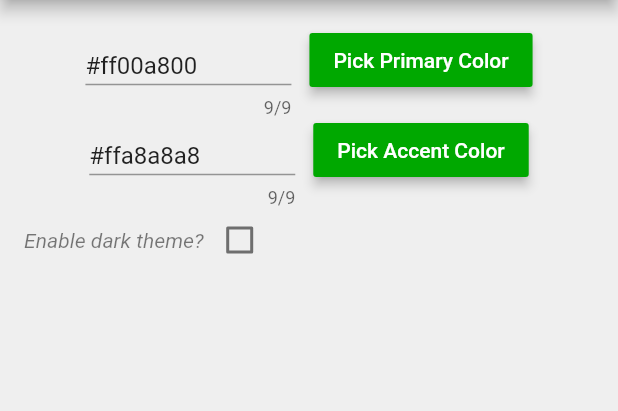
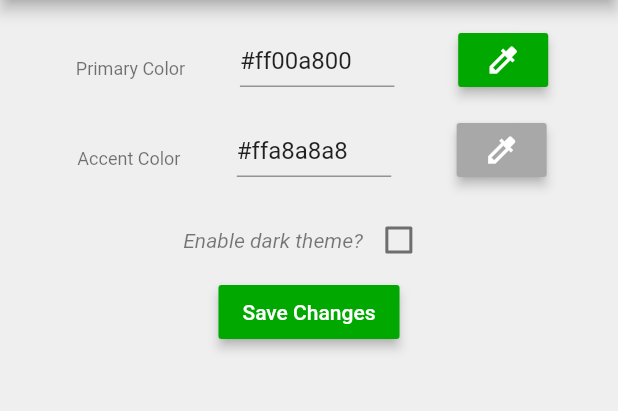
Before and after one commit to kozzer/lists-flutter, a Flutter app: the UserSettingsPage screen opened directly, on a phone screen of 412 x 824 dp, the part 84-495 px from its top. Run offline on Flutter 3.47's test engine with Material 2 defaults, Android fonts, the phone set to English and light mode, and no system bars; our stand-ins replace flutter_colorpicker, flutter_svg, sqflite; missing offline and left inert: flutter_iconpicker, flutter_reorderable_list; accounts and stored records are empty; project files that could hold a hidden picture were left out.

Commit message:
Color picker and settings screen refinements

```diff
--- a/lib/ui/pages/UserSettingsPage.dart
+++ b/lib/ui/pages/UserSettingsPage.dart
@@ -19,26 +19,44 @@ class _UserSettingsPageState extends State<UserSettingsPage> {
   Color _accentColor;
   bool _isDarkTheme;
 
+  TextEditingController primaryColorTextController;
+  TextEditingController accentColorTextController;
+
   @override
   void initState() {
-    _primaryColor = Theme.of(widget._context).primaryColor;
-    _accentColor  = Theme.of(widget._context).accentColor;
-    _isDarkTheme  = ScopedModel.of<ListsScopedModel>(widget._context).listsTheme.isDark;
+    final listsTheme = ScopedModel.of<ListsScopedModel>(widget._context).listsTheme;
+    _primaryColor = listsTheme.primaryColor;
+    _accentColor  = listsTheme.accentColor;
+    _isDarkTheme  = listsTheme.isDark;
+
+    primaryColorTextController = TextEditingController(text: '#${_primaryColor.value.toRadixString(16)}');
+    accentColorTextController  = TextEditingController(text: '#${_accentColor.value.toRadixString(16)}');
+
     super.initState();
+  }
+
+  void _saveChanges(){
+    final model = ScopedModel.of<ListsScopedModel>(context);
+    model.setThemePrimaryColor(_primaryColor);
+    model.setThemeAccentColor(_accentColor);
+    model.setIsDarkTheme(_isDarkTheme);
+    Navigator.of(context).pop();
   }
 
   // ValueChanged<Color> callback
   void changePrimaryColor(BuildContext context, Color color) {
-    ScopedModel.of<ListsScopedModel>(context).setThemePrimaryColor(color);
-    setState(() => _primaryColor = color);
+    _primaryColor = color;
+    primaryColorTextController.text = '#${_primaryColor.value.toRadixString(16)}';
+    setState(() {});
   }
   void changeAccentColor(BuildContext context, Color color) {
-    ScopedModel.of<ListsScopedModel>(context).setThemeAccentColor(color);
-    setState(() => _accentColor = color);
+    _accentColor = color;
+    accentColorTextController.text = '#${_accentColor.value.toRadixString(16)}';
+    setState(() {});
   }
   void toggleDarkTheme(BuildContext context, bool isDarkTheme){
-    ScopedModel.of<ListsScopedModel>(context).setIsDarkTheme(isDarkTheme);
-    setState(() => _isDarkTheme = isDarkTheme);
+    _isDarkTheme = isDarkTheme;
+    setState(() {});
   }
 
   @override
@@ -58,20 +76,30 @@ class _UserSettingsPageState extends State<UserSettingsPage> {
               children: <Widget>[
                 Container(
                   child: Row(
-                    mainAxisAlignment: MainAxisAlignment.center,
-                    crossAxisAlignment: CrossAxisAlignment.end,
+                    mainAxisAlignment: MainAxisAlignment.spaceEvenly,
+                    crossAxisAlignment: CrossAxisAlignment.center,
                     children: <Widget>[
+                      Padding(
+                        padding: EdgeInsets.only(left:4, right: 6),
+                        child: Text('Primary Color', style: Theme.of(context).textTheme.caption)
+                      ),
                       Container(
-                        constraints: BoxConstraints.tight(Size(MediaQuery.of(context).size.width / 3, 24)),
+                        constraints: BoxConstraints.tight(Size(MediaQuery.of(context).size.width / 4, 24)),
                         child: TextFormField(
                           textCapitalization: TextCapitalization.characters,
-                          decoration: null,
+                          decoration: InputDecoration(
+                            labelText: "",
+                            counterStyle: TextStyle(height: double.minPositive,),
+                            counterText: ""
+                          ),
                           maxLength: 9,
-                          initialValue: '#${_primaryColor.value.toRadixString(16)}',
+                          controller: primaryColorTextController,
                         )
                       ),
                       Padding(
                         padding: EdgeInsets.only(bottom: 12, left: 12),
+                        child: SizedBox(
+                          width: 60,
                           child: RaisedButton(
                             elevation: 3.0,
                             onPressed: () async {
@@ -81,14 +109,17 @@ class _UserSettingsPageState extends State<UserSettingsPage> {
                                   return ListsColorPicker(_primaryColor, true);
                                 },
                               );
-                            if (prim != null)
+                              if (prim != null){
+                                _primaryColor = prim;
                                 changePrimaryColor(context, prim);
+                              }
                             },
-                          child: const Text('Pick Primary Color'),
+                            child: const Icon(Icons.colorize),
                             color: _primaryColor,
                             textColor: useWhiteForeground(_primaryColor)
                                 ? const Color(0xffffffff)
                                 : const Color(0xff000000),
+                          )
                         )
                       ),
                     ],
@@ -96,20 +127,30 @@ class _UserSettingsPageState extends State<UserSettingsPage> {
                 ),
                 Container(
                   child: Row(
-                    mainAxisAlignment: MainAxisAlignment.center,
-                    crossAxisAlignment: CrossAxisAlignment.end,
+                    mainAxisAlignment: MainAxisAlignment.spaceEvenly,
+                    crossAxisAlignment: CrossAxisAlignment.center,
                     children: <Widget>[
+                      Padding(
+                        padding: EdgeInsets.only(left:4, right: 6),
+                        child: Text('Accent Color', style: Theme.of(context).textTheme.caption)
+                      ),
                       Container(
-                        constraints: BoxConstraints.tight(Size(MediaQuery.of(context).size.width / 3, 24)),
+                        constraints: BoxConstraints.tight(Size(MediaQuery.of(context).size.width / 4, 24)),
                         child: TextFormField(
                           textCapitalization: TextCapitalization.characters,
-                          decoration: null,
+                          decoration: InputDecoration(
+                            labelText: "",
+                            counterStyle: TextStyle(height: double.minPositive,),
+                            counterText: ""
+                          ),
                           maxLength: 9,
-                          initialValue: '#${_accentColor.value.toRadixString(16)}',
+                          controller: accentColorTextController,
                         )
                       ),
                       Padding(
                         padding: EdgeInsets.only(bottom: 12, left: 12),
+                        child: SizedBox (
+                          width: 60,
                           child: RaisedButton(
                             elevation: 3.0,
                             onPressed: () async {
@@ -119,14 +160,17 @@ class _UserSettingsPageState extends State<UserSettingsPage> {
                                   return ListsColorPicker(_accentColor, false);
                                 },
                               );
-                            if (acc != null)
+                              if (acc != null){
+                                _accentColor = acc;
                                 changeAccentColor(context, acc);
+                              }
                             },
-                          child: const Text('Pick Accent Color'),
-                          color: _primaryColor,
-                          textColor: useWhiteForeground(_primaryColor)
+                            child: const Icon(Icons.colorize),
+                            color: _accentColor,
+                            textColor: useWhiteForeground(_accentColor)
                                 ? const Color(0xffffffff)
                                 : const Color(0xff000000),
+                          )
                         )
                       ),
                     ],
@@ -134,12 +178,28 @@ class _UserSettingsPageState extends State<UserSettingsPage> {
                 ),
                 Container(
                   child: Row(children: <Widget>[
+                    Expanded(child: Container(),),
                     Text('Enable dark theme?'),
                     Checkbox(
                       value: _isDarkTheme,
                       onChanged: (bool val) => toggleDarkTheme(context, val)
-                    )
+                    ),
+                    Expanded(child: Container(),),
                   ],)
+                ),
+                Row(
+                  mainAxisAlignment: MainAxisAlignment.center,
+                  children: <Widget>[
+                    RaisedButton(
+                      elevation: 3,
+                      onPressed: _saveChanges,
+                      child: Text('Save Changes'),
+                      color: Theme.of(context).primaryColor,
+                      textColor: useWhiteForeground(_primaryColor)
+                                    ? const Color(0xffffffff)
+                                    : const Color(0xff000000),
+                    ),
+                  ],
                 ),
                 Expanded(child: Container(),),
               ],
```
Also changed, not shown: lib/ui/themes/ListsTheme.dart (+11 -0 lines), lib/ui/widgets/ListsColorPicker.dart (+8 -9 lines). Lines whose indentation alone changed are shown as unchanged.
